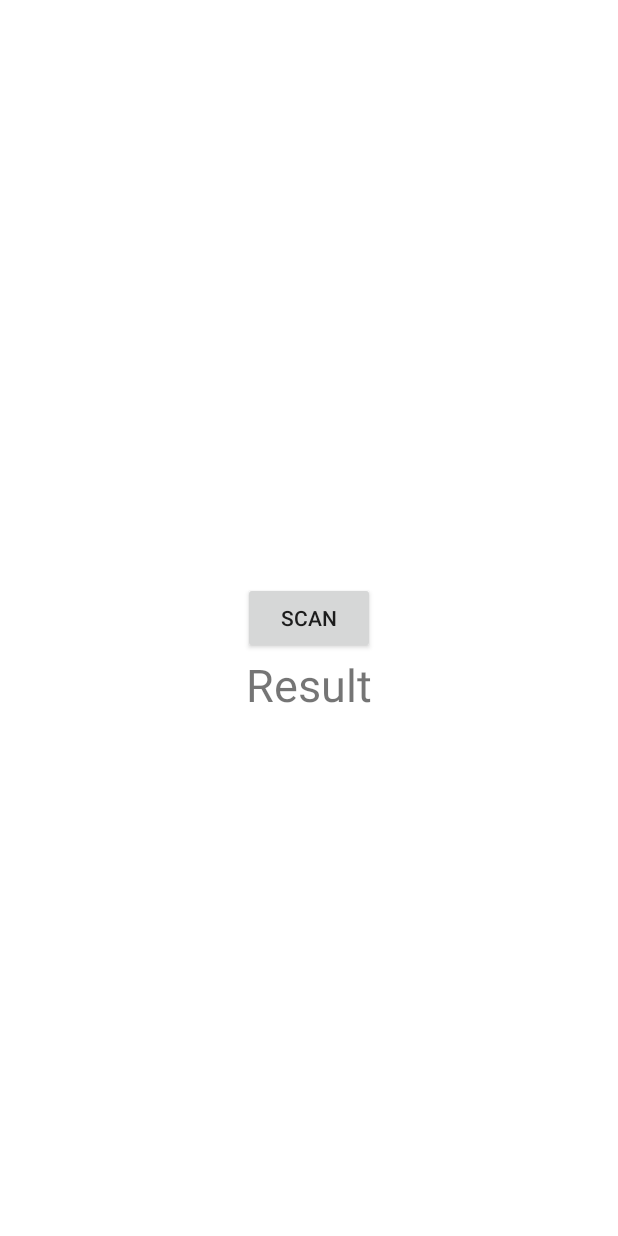
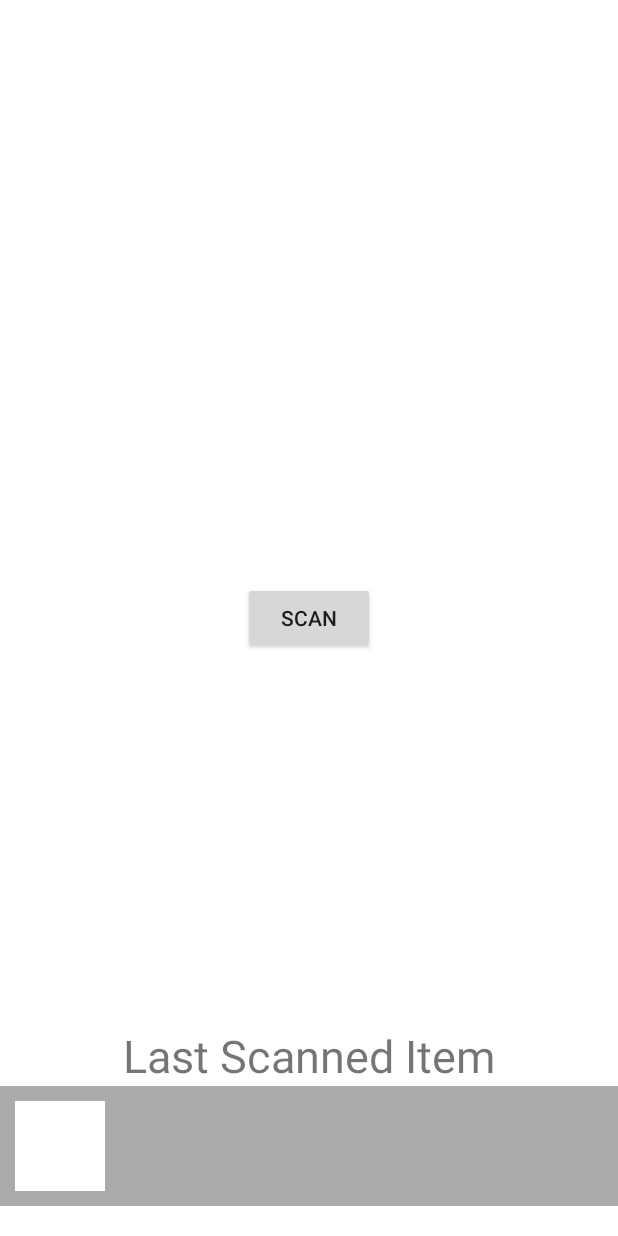
Before and after one commit to MattRipia/RecycleMe, an Android app: the layout fragment_scan.xml on its own in the app's theme, with its tools: preview values and no code run, on a phone screen of 412 x 824 dp. Run offline under Robolectric (Android 15) with nearby library versions, the phone set to English and light mode, and no system bars.

Commit message:
Added name and brand to form

```diff
--- a/app/src/main/java/ripia/matt/recycleme/Database.java
+++ b/app/src/main/java/ripia/matt/recycleme/Database.java
@@ -129,7 +129,7 @@ public class Database {
             if(rs.next())
             {
                 itemExists = true;
-                globals.getCurrentItem().setRecyclingNumber(rs.getInt(4));
+                globals.getCurrentItem().setRecNumber(rs.getInt(4));
                 Log.d("checkItemInDatabase", " Item Exists in DB");
             }
             // an item doesn't exist in the database, create a new record now!
@@ -150,7 +150,7 @@ public class Database {
 
         String insertItem = "insert into item values('"
         + globals.getCurrentItem().getBarcode() + "',' ',' ',"
-        + globals.getCurrentItem().getRecyclingNumber()+ ")";
+        + globals.getCurrentItem().getRecNumber()+ ")";
 
         try {
             statement.executeUpdate(insertItem);
--- a/app/src/main/java/ripia/matt/recycleme/MainActivity.java
+++ b/app/src/main/java/ripia/matt/recycleme/MainActivity.java
@@ -138,10 +138,10 @@ public class MainActivity extends AppCompatActivity implements NavigationView.On
                 {
                     // TODO ask the user for the item details // Start a new fragment which gets the user to input a recycling number for that particular barcode
                     getSupportFragmentManager().beginTransaction().replace(R.id.fragment_container,
-                            new QueryRecyclingNumberFragment(),"get_recycling_number_fragment").commit();
+                            new ItemFormFragment(),"get_recycling_number_fragment").commit();
 
                     // if the recycling number is between 1 and 8 add this item to the database
-                    if(globals.getCurrentItem().getRecyclingNumber() > 0 && globals.getCurrentItem().getRecyclingNumber() < 9 )
+                    if(globals.getCurrentItem().getRecNumber() > 0 && globals.getCurrentItem().getRecNumber() < 9 )
                     {
                         globals.getDatabase().addItem();
                         Toast.makeText(this, "Item added to DB", Toast.LENGTH_SHORT).show();
--- a/app/src/main/res/layout/fragment_scan.xml
+++ b/app/src/main/res/layout/fragment_scan.xml
@@ -13,12 +13,56 @@
         android:layout_centerInParent="true"/>
 
     <TextView
-        android:id="@+id/result_text"
+        android:id="@+id/last_scanned_text"
         android:layout_width="wrap_content"
         android:layout_height="wrap_content"
-        android:layout_below="@id/scan_button"
-        android:layout_centerInParent="true"
-        android:text="Result"
-        android:textSize="30sp"
-        />
+        android:layout_centerHorizontal="true"
+        android:layout_above="@+id/last_scanned_item"
+        android:text="Last Scanned Item"
+        android:textSize="30sp" />
+
+    <RelativeLayout xmlns:android="http://schemas.android.com/apk/res/android"
+        android:id="@+id/last_scanned_item"
+        android:layout_width="match_parent"
+        android:layout_height="80dp"
+        android:layout_alignParentBottom="true"
+        android:layout_marginBottom="20dp"
+        android:background="@android:color/darker_gray"
+        android:gravity="center_vertical"
+        android:orientation="vertical"
+        android:padding="10dp"
+        android:theme="@style/ThemeOverlay.AppCompat.Dark">
+
+        <TextView
+            android:id="@+id/item_rec_number"
+            android:layout_width="60dp"
+            android:layout_height="60dp"
+            android:layout_marginRight="10dp"
+            android:background="@android:color/background_light"
+            android:textAlignment="center"
+            android:textColor="@android:color/black"
+            android:textSize="45sp" />
+
+        <TextView
+            android:id="@+id/item_name"
+            android:layout_width="wrap_content"
+            android:layout_height="wrap_content"
+            android:layout_toRightOf="@+id/item_rec_number"
+            android:textAppearance="@style/TextAppearance.AppCompat.Body1" />
+
+        <TextView
+            android:id="@+id/item_brand"
+            android:layout_width="wrap_content"
+            android:layout_height="wrap_content"
+            android:layout_below="@+id/item_name"
+            android:layout_toRightOf="@+id/item_rec_number"/>
+
+        <TextView
+            android:id="@+id/item_barcode"
+            android:layout_width="wrap_content"
+            android:layout_height="wrap_content"
+            android:layout_below="@+id/item_brand"
+            android:layout_toRightOf="@+id/item_rec_number"/>
+    </RelativeLayout>
+
 </RelativeLayout>
```
Also changed, not shown: app/src/main/java/ripia/matt/recycleme/Item.java (+12 -12 lines), app/src/main/java/ripia/matt/recycleme/ItemFormFragment.java (renamed from app/src/main/java/ripia/matt/recycleme/QueryRecyclingNumberFragment.java, +15 -10 lines), app/src/main/java/ripia/matt/recycleme/ScanFragment.java (+14 -3 lines), app/src/main/res/layout/fragment_item_form.xml (added, +104 -0 lines), app/src/main/res/layout/fragment_query_recycling_number.xml (deleted, +0 -57 lines).
